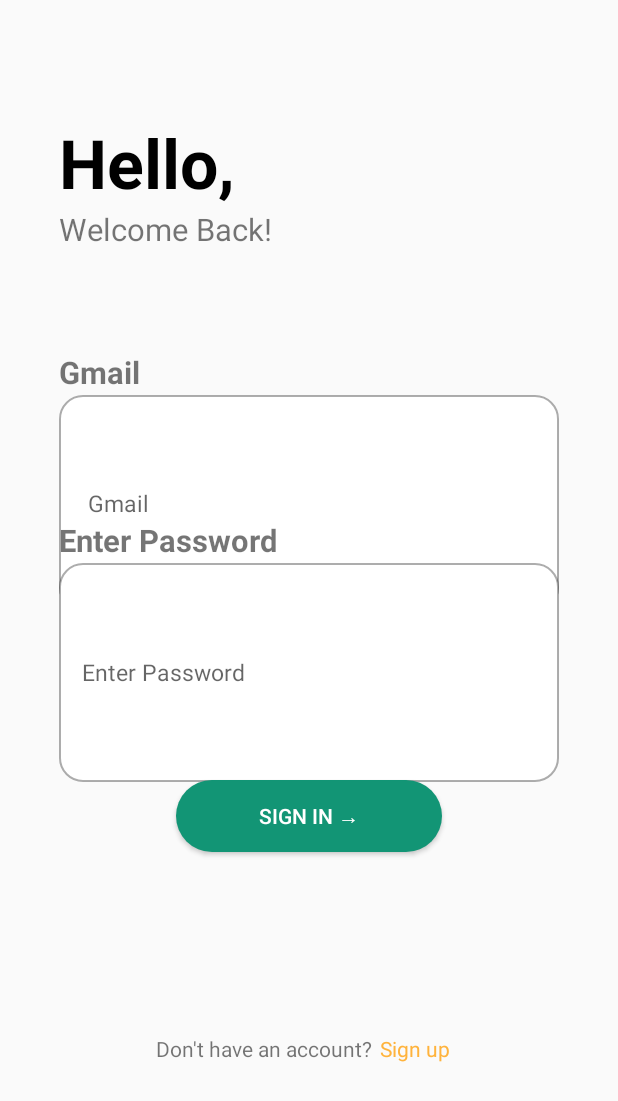
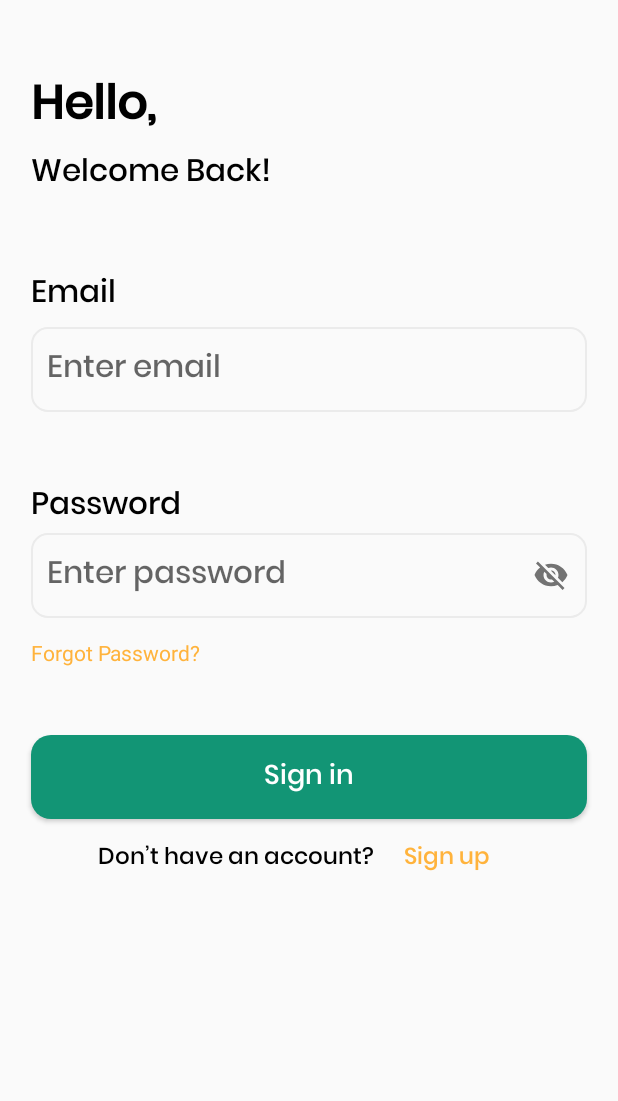
Before and after one commit to CallmeDunno/FoodRecipe, an Android app: the layout food_recipe_fragment_signin.xml on its own in the app's theme, with its tools: preview values and no code run, on a phone screen of 412 x 824 dp. Shown: the top 1101 px of the screen. Run offline under Robolectric (Android 15) with nearby library versions, the phone set to English and light mode, and no system bars.

Commit message:
edit sign in UI

```diff
--- /dev/null
+++ b/app/src/main/java/com/example/btl_cnpm/ui/sign_in/SignInFragment.kt
@@ -0,0 +1,16 @@
+package com.example.btl_cnpm.ui.sign_in
+
+import android.os.Bundle
+import androidx.fragment.app.Fragment
+import android.view.LayoutInflater
+import android.view.View
+import android.view.ViewGroup
+import com.example.btl_cnpm.R
+import com.example.btl_cnpm.base.BaseFragment
+import com.example.btl_cnpm.databinding.FoodRecipeFragmentHomeBinding
+import com.example.btl_cnpm.databinding.FoodRecipeFragmentSigninBinding
+
+class SignInFragment : BaseFragment<FoodRecipeFragmentSigninBinding>() {
+    override val layoutId = R.layout.food_recipe_fragment_signin
+
+}
--- /dev/null
+++ b/app/src/main/res/drawable/bg_white_stroke_1.xml
@@ -0,0 +1,7 @@
+<?xml version="1.0" encoding="utf-8"?>
+<shape xmlns:android="http://schemas.android.com/apk/res/android">
+    <corners android:radius="@dimen/_8sdp" />
+    <stroke
+        android:width="@dimen/_1sdp"
+        android:color="@color/background_null" />
+</shape>
--- /dev/null
+++ b/app/src/main/res/drawable/ic_arrow_right.xml
@@ -0,0 +1,10 @@
+<vector xmlns:android="http://schemas.android.com/apk/res/android"
+    android:width="20dp"
+    android:height="20dp"
+    android:viewportWidth="20"
+    android:viewportHeight="20">
+  <path
+      android:pathData="M10.742,4.357C10.506,4.609 10.507,5.018 10.744,5.27L14.593,9.354H3.939L3.857,9.36C3.561,9.403 3.333,9.673 3.333,10C3.333,10.357 3.605,10.646 3.939,10.646H14.592L10.744,14.73L10.685,14.802C10.509,15.054 10.528,15.413 10.742,15.643C10.978,15.896 11.362,15.897 11.599,15.645L16.474,10.472C16.587,10.359 16.66,10.201 16.666,10.024C16.672,9.85 16.613,9.674 16.488,9.542L11.599,4.355L11.531,4.292C11.293,4.105 10.957,4.127 10.742,4.357Z"
+      android:fillColor="#ffffff"
+      android:fillType="evenOdd"/>
+</vector>
--- a/app/src/main/res/drawable/rounded_edittext.xml
+++ /dev/null
@@ -1,6 +0,0 @@
-<?xml version="1.0" encoding="utf-8"?>
-<shape xmlns:android="http://schemas.android.com/apk/res/android">
-    <solid android:color="#FFFFFF"/> <!-- Màu nền của EditText -->
-    <corners android:radius="15dp"/> <!-- Bán kính cong của viền -->
-    <stroke android:color="#52000000" android:width="1dp"/> <!-- Màu và độ rộng của viền -->
-</shape>
--- a/app/src/main/res/layout/food_recipe_fragment_signin.xml
+++ b/app/src/main/res/layout/food_recipe_fragment_signin.xml
@@ -1,142 +1,158 @@
 <?xml version="1.0" encoding="utf-8"?>
-<FrameLayout xmlns:android="http://schemas.android.com/apk/res/android"
-    android:layout_width="match_parent"
-    android:layout_height="match_parent"
+<layout xmlns:android="http://schemas.android.com/apk/res/android"
     xmlns:app="http://schemas.android.com/apk/res-auto">
 
-    <RelativeLayout
-        android:id="@+id/relative_layout_welcome_text"
-        android:layout_width="wrap_content"
-        android:layout_height="wrap_content"
-        android:layout_alignParentLeft="true"
-        android:layout_marginLeft="@dimen/_30sdp"
-        android:layout_alignParentTop="true"
-        android:layout_marginTop="@dimen/_60sdp">
+    <data>
+
+    </data>
+
+    <androidx.constraintlayout.widget.ConstraintLayout
+        android:layout_width="match_parent"
+        android:layout_height="match_parent">
 
         <TextView
-            android:id="@+id/text_view_hello"
+            android:id="@+id/tvHelloSignIn"
             android:layout_width="wrap_content"
             android:layout_height="wrap_content"
+            android:layout_marginStart="@dimen/_16sdp"
+            android:layout_marginTop="@dimen/_35sdp"
+            android:fontFamily="@font/poppins_medium"
             android:text="Hello,"
             android:textColor="@color/black"
-            android:textSize="@dimen/_35ssp"
-            android:textStyle="bold" />
+            android:textSize="@dimen/_24ssp"
+            android:textStyle="bold"
+            app:layout_constraintStart_toStartOf="parent"
+            app:layout_constraintTop_toTopOf="parent" />
 
         <TextView
-            android:id="@+id/text_view_welcome_back"
+            android:id="@+id/tvWelcomeSignIn"
             android:layout_width="wrap_content"
             android:layout_height="wrap_content"
+            android:layout_marginStart="@dimen/_16sdp"
+            android:fontFamily="@font/poppins_medium"
             android:text="Welcome Back!"
+            android:textColor="@color/black"
             android:textSize="@dimen/_16ssp"
-            android:layout_below="@id/text_view_hello"/>
-    </RelativeLayout>
-
-    <RelativeLayout
-        android:id="@+id/relative_layout_input_field_gmail"
-        android:layout_width="match_parent"
-        android:layout_height="wrap_content"
-        android:layout_alignParentLeft="true"
-        android:layout_alignParentTop="true"
-        android:layout_marginLeft="@dimen/_30sdp"
-        android:layout_marginTop="@dimen/_180sdp"
-        android:layout_marginRight="@dimen/_30sdp"
-        android:layout_marginBottom="@dimen/_320sdp">
+            app:layout_constraintStart_toStartOf="parent"
+            app:layout_constraintTop_toBottomOf="@id/tvHelloSignIn" />
 
         <TextView
-            android:id="@+id/text_view_gmail_label"
+            android:id="@+id/tvEmailSignIn"
             android:layout_width="wrap_content"
             android:layout_height="wrap_content"
-            android:text="Gmail"
+            android:layout_marginStart="@dimen/_16sdp"
+            android:layout_marginTop="@dimen/_35sdp"
+            android:fontFamily="@font/poppins_medium"
+            android:text="Email"
+            android:textColor="@color/black"
             android:textSize="@dimen/_16ssp"
-            android:textStyle="bold" />
+            app:layout_constraintStart_toStartOf="parent"
+            app:layout_constraintTop_toBottomOf="@id/tvWelcomeSignIn" />
 
         <EditText
-            android:id="@+id/edit_text_gmail_input"
+            android:id="@+id/edtEmailSignIn"
             android:layout_width="match_parent"
-            android:layout_height="match_parent"
-            android:layout_below="@id/text_view_gmail_label"
-            android:layout_marginTop="@dimen/_1sdp"
-            android:background="@drawable/rounded_edittext"
-            android:hint="Gmail"
-            android:inputType="textPassword"
-            android:paddingStart="@dimen/_15sdp"
-            android:textSize="@dimen/_12ssp"
-            app:backgroundTint="@null" />
-
-    </RelativeLayout>
-
-    <RelativeLayout
-        android:id="@+id/relative_layout_input_field_password"
-        android:layout_width="match_parent"
-        android:layout_height="wrap_content"
-        android:layout_alignParentLeft="true"
-        android:layout_alignParentTop="true"
-        android:layout_marginLeft="@dimen/_30sdp"
-        android:layout_marginTop="@dimen/_266sdp"
-        android:layout_marginRight="@dimen/_30sdp"
-        android:layout_marginBottom="@dimen/_233sdp">
+            android:layout_height="wrap_content"
+            android:layout_marginHorizontal="@dimen/_16sdp"
+            android:layout_marginTop="@dimen/_3sdp"
+            android:background="@drawable/bg_white_stroke_1"
+            android:fontFamily="@font/poppins_medium"
+            android:hint="Enter email"
+            android:padding="@dimen/_8sdp"
+            android:textColor="@color/black"
+            android:textSize="@dimen/_16ssp"
+            app:layout_constraintStart_toStartOf="parent"
+            app:layout_constraintTop_toBottomOf="@id/tvEmailSignIn" />
 
         <TextView
-            android:id="@+id/text_view_password_label"
+            android:id="@+id/tvPasswordSignIn"
             android:layout_width="wrap_content"
             android:layout_height="wrap_content"
-            android:text="Enter Password"
+            android:layout_marginStart="@dimen/_16sdp"
+            android:layout_marginTop="@dimen/_35sdp"
+            android:fontFamily="@font/poppins_medium"
+            android:text="Password"
+            android:textColor="@color/black"
             android:textSize="@dimen/_16ssp"
-            android:textStyle="bold" />
+            app:layout_constraintStart_toStartOf="parent"
+            app:layout_constraintTop_toBottomOf="@id/edtEmailSignIn" />
 
-        <EditText
-            android:id="@+id/edit_text_password_input"
+        <com.google.android.material.textfield.TextInputLayout
+            android:id="@+id/layoutPassword"
             android:layout_width="match_parent"
-            android:layout_height="match_parent"
-            android:layout_below="@id/text_view_password_label"
-            android:layout_marginTop="@dimen/_1sdp"
-            android:background="@drawable/rounded_edittext"
-            android:hint="Enter Password"
-            android:inputType="textPassword"
-            android:paddingStart="@dimen/_12sdp"
-            android:textSize="@dimen/_12ssp"
-            app:backgroundTint="@null" />
+            android:layout_height="wrap_content"
+            android:layout_marginHorizontal="@dimen/_16sdp"
+            app:hintEnabled="false"
+            app:layout_constraintStart_toStartOf="parent"
+            app:layout_constraintTop_toBottomOf="@id/tvPasswordSignIn"
+            app:passwordToggleEnabled="true">
 
-    </RelativeLayout>
+            <EditText
+                android:id="@+id/edtPasswordSignIn"
+                android:layout_width="match_parent"
+                android:layout_height="wrap_content"
+                android:layout_marginTop="@dimen/_3sdp"
+                android:background="@drawable/bg_white_stroke_1"
+                android:fontFamily="@font/poppins_medium"
+                android:hint="Enter password"
+                android:padding="@dimen/_8sdp"
+                android:textColor="@color/black"
+                android:textSize="@dimen/_16ssp" />
 
-    <Button
-        android:id="@+id/button_sign_in"
-        android:layout_width="match_parent"
-        android:layout_height="wrap_content"
-        android:layout_alignParentLeft="true"
-        android:layout_alignParentTop="true"
-        android:layout_marginLeft="@dimen/_90sdp"
-        android:layout_marginRight="@dimen/_90sdp"
-        android:layout_marginTop="@dimen/_400sdp"
-        android:background="@drawable/button_background"
-        android:text="Sign in →"
-        android:textColor="#FFFFFF"
-        android:textIsSelectable="false"
-        app:backgroundTint="@null" />
+        </com.google.android.material.textfield.TextInputLayout>
 
-    <TextView
-        android:id="@+id/text_view_no_account"
-        android:layout_width="wrap_content"
-        android:layout_height="wrap_content"
-        android:layout_alignParentLeft="true"
-        android:layout_marginLeft="@dimen/_80sdp"
-        android:layout_alignParentTop="true"
-        android:layout_marginTop="@dimen/_530sdp"
-        android:gravity="center_vertical"
-        android:text="Don't have an account? "
-        />
+        <TextView
+            android:id="@+id/tvForgetPasswordSignIn"
+            android:layout_width="match_parent"
+            android:layout_height="wrap_content"
+            android:layout_marginStart="@dimen/_16sdp"
+            android:layout_marginTop="@dimen/_10sdp"
+            android:text="Forgot Password?"
+            android:textColor="@color/orange_yellow"
+            app:layout_constraintStart_toStartOf="parent"
+            app:layout_constraintTop_toBottomOf="@id/layoutPassword" />
 
-    <TextView
-        android:id="@+id/text_view_sign_up"
-        android:layout_width="wrap_content"
-        android:layout_height="wrap_content"
-        android:layout_alignParentLeft="true"
-        android:layout_marginLeft="@dimen/_195sdp"
-        android:layout_alignParentTop="true"
-        android:layout_marginTop="@dimen/_530sdp"
-        android:gravity="center_vertical"
-        android:text="Sign up"
-        android:textColor="@color/orange_yellow"
-        />
+        <Button
+            android:id="@+id/btnSignIn"
+            android:layout_width="match_parent"
+            android:layout_height="wrap_content"
+            android:layout_marginHorizontal="@dimen/_16sdp"
+            android:layout_marginTop="@dimen/_35sdp"
+            android:background="@drawable/bg_btn_green_padding_5"
+            android:fontFamily="@font/poppins_medium"
+            android:text="Sign in"
+            android:textAllCaps="false"
+            android:textColor="@color/white"
+            android:textSize="@dimen/_14ssp"
+            app:layout_constraintStart_toStartOf="parent"
+            app:layout_constraintTop_toBottomOf="@id/tvForgetPasswordSignIn" />
 
-</FrameLayout>
+        <LinearLayout
+            android:layout_width="match_parent"
+            android:layout_height="wrap_content"
+            android:layout_marginHorizontal="@dimen/_50sdp"
+            android:layout_marginTop="@dimen/_10sdp"
+            android:orientation="horizontal"
+            app:layout_constraintTop_toBottomOf="@id/btnSignIn">
+
+            <TextView
+                android:layout_width="wrap_content"
+                android:layout_height="wrap_content"
+                android:fontFamily="@font/poppins_medium"
+                android:text="Don’t have an account?"
+                android:textColor="@color/black"
+                android:textSize="@dimen/_12ssp" />
+
+            <TextView
+                android:layout_width="match_parent"
+                android:layout_height="wrap_content"
+                android:fontFamily="@font/poppins_medium"
+                android:gravity="center"
+                android:text="Sign up"
+                android:textColor="@color/orange_yellow"
+                android:textSize="@dimen/_12ssp" />
+
+        </LinearLayout>
+
+    </androidx.constraintlayout.widget.ConstraintLayout>
+</layout>
--- a/app/src/main/res/layout/food_recipe_fragment_signup.xml
+++ b/app/src/main/res/layout/food_recipe_fragment_signup.xml
@@ -58,7 +58,7 @@
             android:layout_height="match_parent"
             android:layout_below="@id/text_view_name_label"
             android:layout_marginTop="@dimen/_1sdp"
-            android:background="@drawable/rounded_edittext"
+            android:background="@drawable/bg_white_stroke_1"
             android:hint="Name"
             android:inputType="textPassword"
             android:textSize="@dimen/_12ssp"
@@ -93,7 +93,7 @@
             android:layout_height="match_parent"
             android:layout_below="@id/text_view_gmail_label"
             android:layout_marginTop="@dimen/_1sdp"
-            android:background="@drawable/rounded_edittext"
+            android:background="@drawable/bg_white_stroke_1"
             android:hint="Gmail"
             android:inputType="textPassword"
             android:paddingStart="@dimen/_16sdp"
@@ -128,7 +128,7 @@
             android:layout_height="match_parent"
             android:layout_below="@id/text_view_password_label"
             android:layout_marginTop="@dimen/_1sdp"
-            android:background="@drawable/rounded_edittext"
+            android:background="@drawable/bg_white_stroke_1"
             android:hint="Enter Password"
             android:inputType="textPassword"
             android:textSize="@dimen/_12ssp"
@@ -163,7 +163,7 @@
             android:layout_height="match_parent"
             android:layout_below="@id/text_view_confirmpassword_label"
             android:layout_marginTop="@dimen/_1sdp"
-            android:background="@drawable/rounded_edittext"
+            android:background="@drawable/bg_white_stroke_1"
             android:hint="Confirm Password"
             android:inputType="textPassword"
             android:textSize="@dimen/_12ssp"
--- a/app/src/main/res/menu/menu_bottom_nav.xml
+++ b/app/src/main/res/menu/menu_bottom_nav.xml
@@ -12,7 +12,7 @@
         android:title="Bookmark" />
 
     <item
-        android:id="@+id/profileFragment"
+        android:id="@+id/signInFragment"
         android:icon="@drawable/ic_profile"
         android:title="@string/profile" />
 
```
